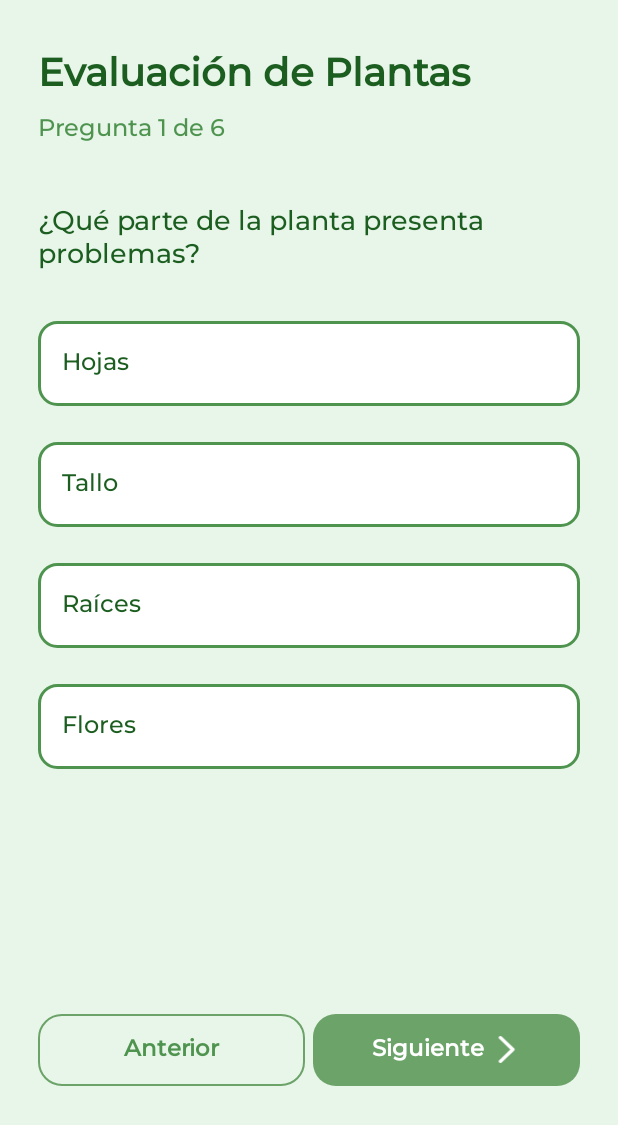
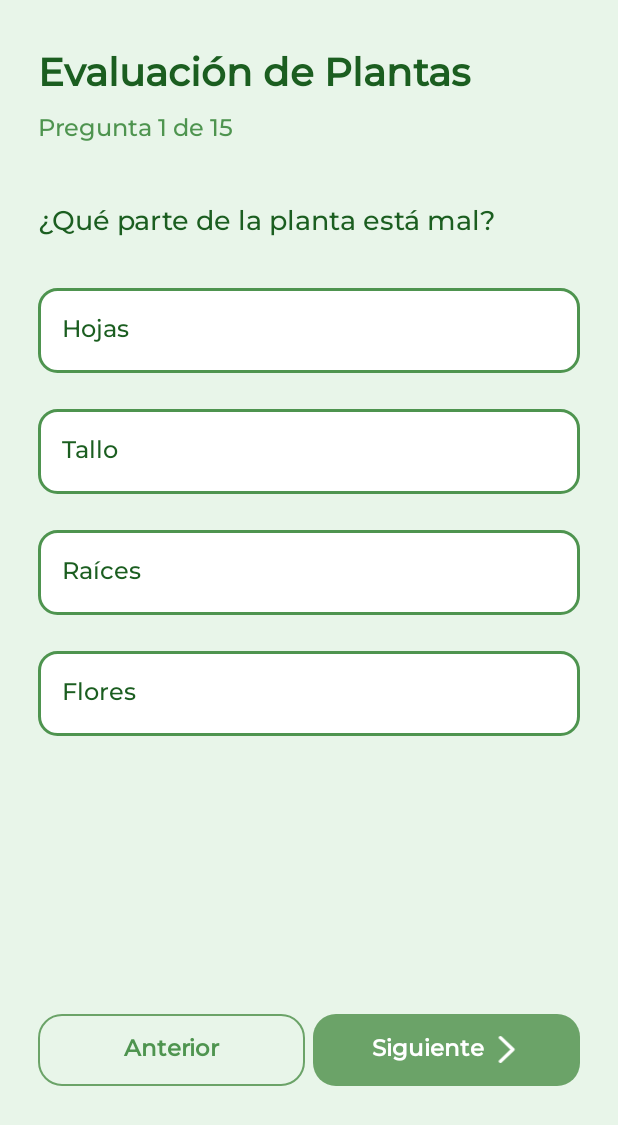
Before and after one commit to valentinocavero7/AgroHelper_Final_Project, an Android app: the fragment EvaluacionFragment shown on its own in the app's theme, on a phone screen of 412 x 824 dp. Shown: the top 1125 px of the screen. Run offline under Robolectric (Android 15) with nearby library versions, the phone set to English and light mode, and no system bars.

Commit message:
update question and fix troubles

```diff
--- a/app/src/main/java/com/example/prueba_01/Adapter/AdapterOpciones.java
+++ b/app/src/main/java/com/example/prueba_01/Adapter/AdapterOpciones.java
@@ -21,12 +21,17 @@ public class AdapterOpciones extends ArrayAdapter {
     private ItemPreguntaListBinding binding;
     private Context context;
     private ArrayList<Opcion> datos;
+    private opcionSeleccionadaListenter listenter;
 
+    public interface opcionSeleccionadaListenter {
+        void opcionSeleccionada(int pos);
+    }
 
-    public AdapterOpciones(@NonNull Context context, ArrayList<Opcion> datos) {
+    public AdapterOpciones(@NonNull Context context, ArrayList<Opcion> datos, opcionSeleccionadaListenter listenter) {
         super(context, 0, datos);
         this.context = context;
         this.datos = datos;
+        this.listenter = listenter;
     }
 
     @NonNull
@@ -53,6 +58,9 @@ public class AdapterOpciones extends ArrayAdapter {
             }
             opcion.setSeleccionada(true);
             notifyDataSetChanged();
+            if(listenter != null) {
+                listenter.opcionSeleccionada(position);
+            }
         });
 
         return convertView;
--- a/app/src/main/java/com/example/prueba_01/fragments/EvaluacionFragment.java
+++ b/app/src/main/java/com/example/prueba_01/fragments/EvaluacionFragment.java
@@ -10,6 +10,7 @@ import androidx.fragment.app.Fragment;
 import android.view.LayoutInflater;
 import android.view.View;
 import android.view.ViewGroup;
+import android.widget.AdapterView;
 import android.widget.RadioButton;
 import android.widget.RadioGroup;
 import android.widget.Toast;
@@ -29,6 +30,7 @@ public class EvaluacionFragment extends Fragment implements View.OnClickListener
     private ArrayList<Pregunta> preguntas = new ArrayList<>();
     private int numberPregunta = 0;
     private RadioGroup opcionesGroup;
+    private int opcionSelected = -1;
 
     private static final String ARG_PARAM1 = "param1";
     private static final String ARG_PARAM2 = "param2";
@@ -62,19 +64,27 @@ public class EvaluacionFragment extends Fragment implements View.OnClickListener
     @Override
     public View onCreateView(LayoutInflater inflater, ViewGroup container,
                              Bundle savedInstanceState) {
-        // Inflate the layout for this fragment
         binding = FragmentEvaluacionBinding.inflate(inflater, container, false);
         CargarPreguntas();
         opcionesGroup = binding.radioGroup;
         mostrarPregunta();
 
+        binding.lvRespuestas.setOnItemClickListener((parent, view, pos, id) -> {
+            opcionSelected = pos;
+            Toast.makeText(getContext(), pos, Toast.LENGTH_SHORT).show();
+        });
+
         binding.btnNext.setOnClickListener(v -> {
             if(numberPregunta < preguntas.size() - 1) {
-                numberPregunta++;
-                if(numberPregunta == preguntas.size() - 1) {
-                    binding.textBtnNext.setText("Finalizar");
+                if(opcionSelected != - 1 || PreguntaRespondida()) {
+                    numberPregunta++;
+                    if(numberPregunta == preguntas.size() - 1) {
+                        binding.textBtnNext.setText("Finalizar");
+                    }
+                    mostrarPregunta();
+                } else {
+                    Toast.makeText(getContext(), "Debe seleccionar una respuesta", Toast.LENGTH_SHORT).show();
                 }
-                mostrarPregunta();
             } else {
                 Toast.makeText(getContext(), "Evaluacion terminada", Toast.LENGTH_SHORT).show();
             }
@@ -99,13 +109,17 @@ public class EvaluacionFragment extends Fragment implements View.OnClickListener
         binding.pregunta.setText(pregunta.getTexto());
         ArrayList<Opcion> opciones = preguntas.get(numberPregunta).getOpciones();
 
-        AdapterOpciones adapter = new AdapterOpciones(getContext(), opciones);
+        AdapterOpciones adapter = new AdapterOpciones(getContext(), opciones, pos -> {
+            opcionSelected = pos;
+            //Toast.makeText(getContext(), "Pos: " + pos, Toast.LENGTH_SHORT).show();
+        });
         binding.lvRespuestas.setAdapter(adapter);
+        opcionSelected = -1;
     }
 
     public void CargarPreguntas() {
         preguntas.add(new Pregunta(
-                "¿Qué parte de la planta presenta problemas?",
+                "¿Qué parte de la planta está mal?",
                 new ArrayList<>(Arrays.asList(
                         new Opcion("Hojas"),
                         new Opcion("Tallo"),
@@ -115,7 +129,7 @@ public class EvaluacionFragment extends Fragment implements View.OnClickListener
         ));
 
         preguntas.add(new Pregunta(
-                "¿Qué tipo de manchas o daños observas?",
+                "¿Qué ves en las hojas o tallo?",
                 new ArrayList<>(Arrays.asList(
                         new Opcion("Manchas marrones"),
                         new Opcion("Manchas negras"),
@@ -125,46 +139,146 @@ public class EvaluacionFragment extends Fragment implements View.OnClickListener
         ));
 
         preguntas.add(new Pregunta(
-                "¿Hay presencia de polvo, pelusa o sustancia extraña en la planta?",
+                "¿Tiene polvo, pelusa o algo raro?",
                 new ArrayList<>(Arrays.asList(
-                        new Opcion("Sí, blanca"),
-                        new Opcion("Sí, gris o negra"),
-                        new Opcion("Sí, anaranjada o roja"),
-                        new Opcion("No")
+                        new Opcion("Sí, blanco"),
+                        new Opcion("Sí, gris o negro"),
+                        new Opcion("Sí, naranja o rojo"),
+                        new Opcion("No tiene nada")
                 ))
         ));
 
         preguntas.add(new Pregunta(
                 "¿Cómo están las hojas?",
                 new ArrayList<>(Arrays.asList(
-                        new Opcion("Enrolladas"),
+                        new Opcion("Enroscadas"),
                         new Opcion("Caídas"),
-                        new Opcion("Secas o quebradizas"),
-                        new Opcion("Con bordes marrones"),
-                        new Opcion("Normales")
+                        new Opcion("Secas o quebradas"),
+                        new Opcion("Con los bordes marrones")
                 ))
         ));
 
         preguntas.add(new Pregunta(
-                "¿Ha notado insectos en la planta?",
+                "¿Hay bichos o insectos en la planta?",
                 new ArrayList<>(Arrays.asList(
-                        new Opcion("Sí, pequeños y verdes/blancos"),
+                        new Opcion("Sí, pequeños y verdes o blancos"),
                         new Opcion("Sí, negros o marrones"),
                         new Opcion("Sí, saltan o vuelan"),
-                        new Opcion("No")
+                        new Opcion("No he visto")
                 ))
         ));
 
         preguntas.add(new Pregunta(
-                "¿Con qué frecuencia riegas la planta?",
+                "¿Cada cuánto la riegas?",
                 new ArrayList<>(Arrays.asList(
-                        new Opcion("A diario"),
-                        new Opcion("2–3 veces por semana"),
+                        new Opcion("Todos los días"),
+                        new Opcion("2 o 3 veces por semana"),
                         new Opcion("1 vez por semana o menos"),
+                        new Opcion("No estoy seguro")
+                ))
+        ));
+
+        preguntas.add(new Pregunta(
+                "¿Cómo está la tierra?",
+                new ArrayList<>(Arrays.asList(
+                        new Opcion("Muy seca"),
+                        new Opcion("Húmeda"),
+                        new Opcion("Mojada o con agua"),
+                        new Opcion("No la he tocado")
+                ))
+        ));
+
+        preguntas.add(new Pregunta(
+                "¿Cuánta luz recibe al día?",
+                new ArrayList<>(Arrays.asList(
+                        new Opcion("Sol directo todo el día"),
+                        new Opcion("Sol solo en la mañana o tarde"),
+                        new Opcion("Sombra casi todo el tiempo"),
+                        new Opcion("Casi nada de luz")
+                ))
+        ));
+
+        preguntas.add(new Pregunta(
+                "¿Dónde tienes la planta?",
+                new ArrayList<>(Arrays.asList(
+                        new Opcion("Dentro con aire que corre"),
+                        new Opcion("Dentro sin aire"),
+                        new Opcion("Afuera (jardín o balcón)"),
+                        new Opcion("Cerca de una fuente de calor")
+                ))
+        ));
+
+        preguntas.add(new Pregunta(
+                "¿La has cambiado de lugar hace poco?",
+                new ArrayList<>(Arrays.asList(
+                        new Opcion("Sí, hace unos días"),
+                        new Opcion("Sí, hace semanas"),
+                        new Opcion("No la he movido"),
+                        new Opcion("No me acuerdo")
+                ))
+        ));
+
+        preguntas.add(new Pregunta(
+                "¿La trasplantaste hace poco?",
+                new ArrayList<>(Arrays.asList(
+                        new Opcion("Sí, hace menos de 1 mes"),
+                        new Opcion("Sí, entre 1 y 3 meses"),
+                        new Opcion("Hace más de 3 meses"),
+                        new Opcion("Nunca o no me acuerdo")
+                ))
+        ));
+
+        preguntas.add(new Pregunta(
+                "¿Le pusiste abono o fertilizante?",
+                new ArrayList<>(Arrays.asList(
+                        new Opcion("Sí, hace poco"),
+                        new Opcion("Sí, hace más de un mes"),
+                        new Opcion("Nunca"),
+                        new Opcion("No me acuerdo")
+                ))
+        ));
+
+        preguntas.add(new Pregunta(
+                "¿Le pusiste veneno o algún producto?",
+                new ArrayList<>(Arrays.asList(
+                        new Opcion("Sí, hace pocos días"),
+                        new Opcion("Sí, hace semanas"),
+                        new Opcion("Nunca"),
+                        new Opcion("No me acuerdo")
+                ))
+        ));
+
+        preguntas.add(new Pregunta(
+                "¿Qué tipo de planta es?",
+                new ArrayList<>(Arrays.asList(
+                        new Opcion("De interior"),
+                        new Opcion("De exterior"),
+                        new Opcion("Cactus o suculenta"),
                         new Opcion("No lo sé")
                 ))
         ));
+
+        preguntas.add(new Pregunta(
+                "¿Pasó por calor fuerte o frío intenso?",
+                new ArrayList<>(Arrays.asList(
+                        new Opcion("Sí, mucho calor"),
+                        new Opcion("Sí, mucho frío"),
+                        new Opcion("No"),
+                        new Opcion("No estoy seguro")
+                ))
+        ));
     }
+
+    public boolean PreguntaRespondida() {
+        Pregunta pregunta = preguntas.get(numberPregunta);
+        for(Opcion opcion : pregunta.getOpciones()) {
+            if(opcion.getSeleccionada()) {
+                return true;
+            }
+        }
+        return false;
+    }
+
 
 
 
```
